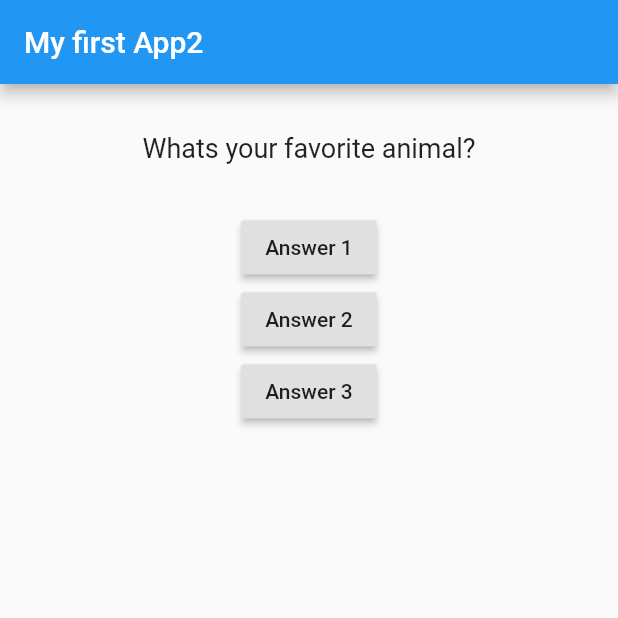
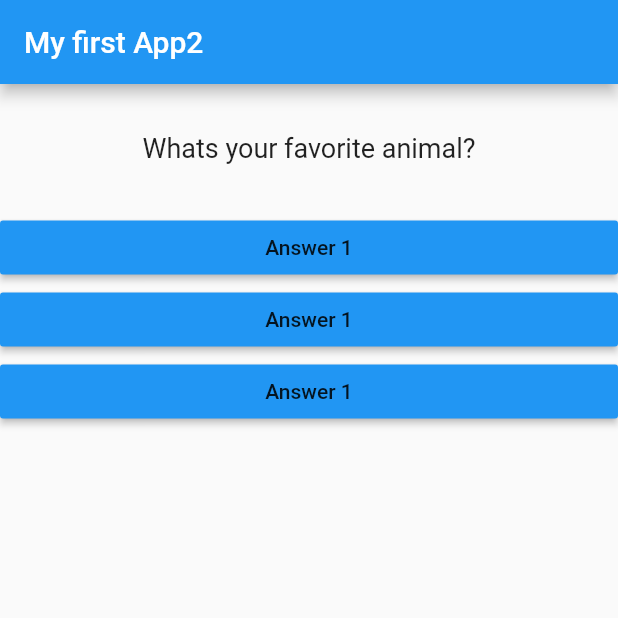
Before and after one commit to kamgolabek/Flutter-Crash-Course-for-Beginners-2019, a Flutter app: the screen it shows after launch, after a tap on "Answer 1", on a phone screen of 412 x 824 dp, the top half of it. Run offline on Flutter 3.47's test engine with Material 2 defaults, Android fonts, the phone set to English and light mode, and no system bars.

Commit message:
buttons widget

```diff
--- /dev/null
+++ b/lib/answer.dart
@@ -0,0 +1,20 @@
+import 'package:flutter/material.dart';
+
+class Answer extends StatelessWidget {
+  // final String answerText;
+
+  final Function selectHandler;
+
+  Answer(this.selectHandler);
+
+  @override
+  Widget build(BuildContext context) {
+    return Container(
+        width: double.infinity,
+        child: RaisedButton(
+          color: Colors.blue,
+          child: Text('Answer 1'),
+          onPressed: selectHandler,
+        ));
+  }
+}
--- a/lib/main.dart
+++ b/lib/main.dart
@@ -1,13 +1,13 @@
 import 'package:flutter/material.dart';
 
 import './questions.dart';
+import './answer.dart';
 
 void main(List<String> args) {
   runApp(MyApp());
 }
 
 class MyApp extends StatefulWidget {
-
   @override
   State<StatefulWidget> createState() {
     // TODO: implement createState
@@ -18,11 +18,10 @@ class MyApp extends StatefulWidget {
 class _MyAppState extends State<MyApp> {
   var _questionIndex = 0;
 
-  void answerQuestion() {
+  void _answerQuestion() {
     setState(() {
-       _questionIndex += 1;
+      _questionIndex += 1;
     });
-
   }
 
   @override
@@ -40,20 +39,9 @@ class _MyAppState extends State<MyApp> {
         body: Column(
           children: [
             Question(questions[_questionIndex]),
-            RaisedButton(
-              child: Text('Answer 1'),
-              onPressed: answerQuestion,
-            ),
-            RaisedButton(
-              child: Text('Answer 2'),
-              onPressed: () => print('Answer 2'),
-            ),
-            RaisedButton(
-              child: Text('Answer 3'),
-              onPressed: () {
-                print('Answer 3 chosen!');
-              },
-            ),
+            Answer(_answerQuestion),
+            Answer(_answerQuestion),
+            Answer(_answerQuestion),
           ],
         ),
       ),
```
